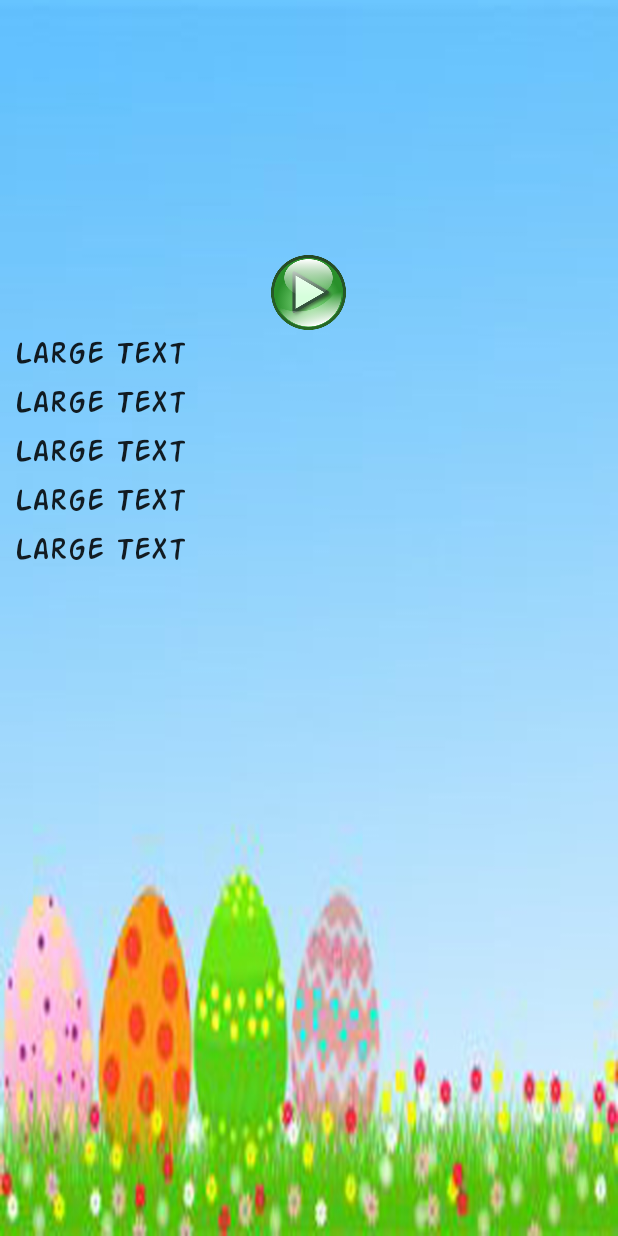
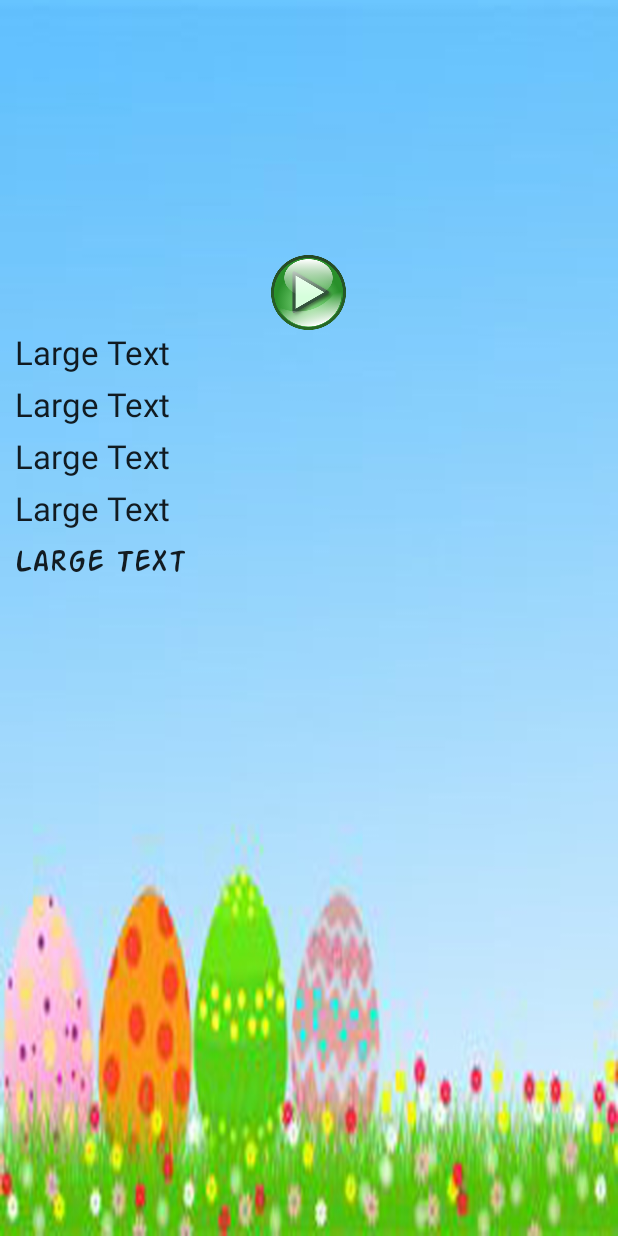
Before and after one commit to kaksay/Hewan, an Android app: the HewanDetailActivity screen opened directly, with no data from a screen before it, on a phone screen of 412 x 824 dp. Run offline under Robolectric (Android 15) with nearby library versions, the phone set to English and light mode, and no system bars; libraries missing offline, so code that uses them is left out: com.readystatesoftware.sqliteasset; 10 statements that could not run were skipped.

Commit message:
update revisi

```diff
--- a/app/src/main/java/com/souttab/hewan/HewanDetailActivity.java
+++ b/app/src/main/java/com/souttab/hewan/HewanDetailActivity.java
@@ -17,12 +17,12 @@ import pl.droidsonroids.gif.GifImageView;
 
 public class HewanDetailActivity extends Activity {
 
-    TextView textViewPenjelasan, textViewNama, textViewOrdo, textViewFamily, textViewKelas;
+    TextView textViewPenjelasan;
     GifImageView imageViewGambar;
-    ImageView imageViewSuara;
+    ImageView imageViewSuara, imageViewSuaraPenjelasan;
     MediaPlayer mediaPlayer;
     MyDatabase database;
-    String suara;
+    String suara, namaHewan;
     int resIdSuaraHewan;
 
     @Override
@@ -42,11 +42,8 @@ public class HewanDetailActivity extends Activity {
 
         // rubah font
         Typeface font = Typeface.createFromAsset(getAssets(), "Action_Man.ttf");
-        textViewFamily.setTypeface(font);
-        textViewKelas.setTypeface(font);
-        textViewNama.setTypeface(font);
-        textViewOrdo.setTypeface(font);
         textViewPenjelasan.setTypeface(font);
+
         // set data ke layout
         setData(id);
         if (!suara.isEmpty()) {
@@ -54,11 +51,24 @@ public class HewanDetailActivity extends Activity {
             Log.i("suara", suara);
         }
 
+        // suara hewan
         imageViewSuara.setOnClickListener(new View.OnClickListener() {
             @Override
             public void onClick(View v) {
 
                 mediaPlayer = MediaPlayer.create(getApplicationContext(), resIdSuaraHewan);
+                mediaPlayer.start();
+            }
+        });
+
+
+        // check nama hewan
+        final int reIdSuaraPenjelasan = getResources().getIdentifier("d_"+suara, "raw", getPackageName());
+        // suara penjelasan hewan
+        imageViewSuaraPenjelasan.setOnClickListener(new View.OnClickListener() {
+            @Override
+            public void onClick(View v) {
+                mediaPlayer = MediaPlayer.create(getApplicationContext(), reIdSuaraPenjelasan);
                 mediaPlayer.start();
             }
         });
@@ -69,10 +79,8 @@ public class HewanDetailActivity extends Activity {
         imageViewSuara = (ImageView) findViewById(R.id.imageButtonSuara);
         imageViewGambar = (GifImageView) findViewById(R.id.imageViewGambarDetail);
         textViewPenjelasan = (TextView) findViewById(R.id.textViewPenjelasanDetail);
-        textViewNama = (TextView) findViewById(R.id.textViewNamaHewanDetail);
-        textViewOrdo = (TextView) findViewById(R.id.textViewOrdoDetail);
-        textViewFamily = (TextView) findViewById(R.id.textViewFamilyDetail);
-        textViewKelas = (TextView) findViewById(R.id.textViewKelasDetail);
+        imageViewSuaraPenjelasan = (ImageView) findViewById(R.id.imageButtonSuaraPenjelasan);
+
     }
 
     // untuk masukin data ke layout
@@ -83,14 +91,12 @@ public class HewanDetailActivity extends Activity {
         final int gambar = getResources().getIdentifier(hewan.getSuara(), "drawable", getPackageName());
 
         // set data ke variable di layout
-//        imageViewGambar.setImageBitmap(ConvertImage.getImage(hewan.getGambar()));
+        // imageViewGambar.setImageBitmap(ConvertImage.getImage(hewan.getGambar()));
         imageViewGambar.setImageResource(gambar);
-        textViewPenjelasan.setText("Penjelasan : \n" + hewan.getPenjelasan());
-        textViewNama.setText("Nama : " + hewan.getNama());
-        textViewOrdo.setText("Ordo : " + hewan.getOrde());
-        textViewFamily.setText("Family : " + hewan.getFamily());
-        textViewKelas.setText("Kelas : " + hewan.getKelas());
         suara = hewan.getSuara();
+
+        // suara penjelasan hewan
+        namaHewan = hewan.getNama();
     }
 
     @Override
@@ -100,4 +106,12 @@ public class HewanDetailActivity extends Activity {
         }
         super.onPause();
     }
+
+    @Override
+    public void onBackPressed() {
+        if (mediaPlayer != null) {
+            mediaPlayer.stop();
+        }
+        super.onBackPressed();
+    }
 }
--- a/app/src/main/java/com/souttab/hewan/TebakGambarActivity.java
+++ b/app/src/main/java/com/souttab/hewan/TebakGambarActivity.java
@@ -87,7 +87,7 @@ public class TebakGambarActivity extends Activity implements View.OnClickListene
         List<GamesGambar> gamesGambars = database.kuisGambar();
 
         // tentukan nilai random
-        int nilaiRandom = randInt(0, 9);
+        int nilaiRandom = randInt(0, 8);
 
         // ambil data berdasarkan nilai random
         GamesGambar gamesGambar = gamesGambars.get(nilaiRandom);
```
Also changed, not shown: 2 other files.
